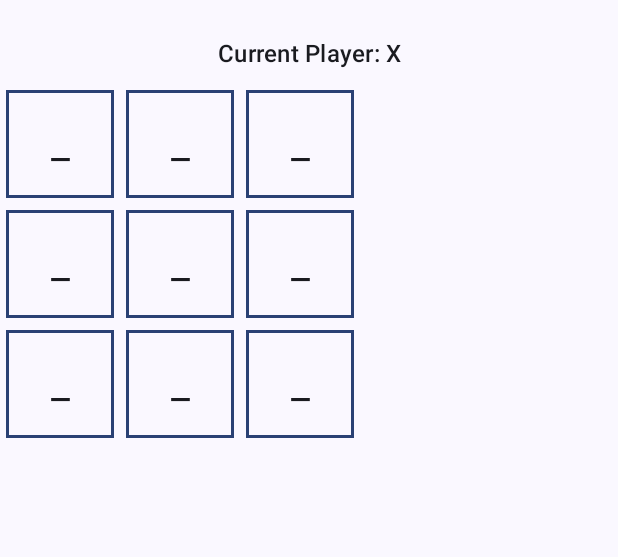
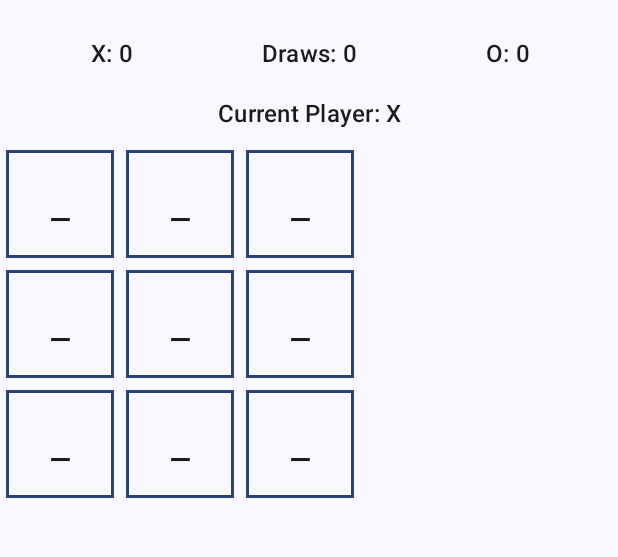
Before and after one commit to LavrovDmytro/LabWork-4-LessonTicTacToe, an Android app built with Jetpack Compose: the screen it shows after launch (MainActivity), after a tap on "3x3", on a phone screen of 412 x 824 dp, the part 78-635 px from its top. Run offline under Robolectric (Android 15) with nearby library versions, the phone set to English and light mode, and no system bars.

Commit message:
Added support for multiple rounds between players with score tracking

```diff
--- a/app/src/main/java/com/example/lessontictactoe/MainScreen.kt
+++ b/app/src/main/java/com/example/lessontictactoe/MainScreen.kt
@@ -22,10 +22,17 @@ import androidx.compose.ui.unit.dp
 import com.example.lessontictactoe.ui.theme.LessonTicTacToeTheme
 import androidx.compose.runtime.*
 
+data class GameScore(
+    var xWins: Int = 0,
+    var oWins: Int = 0,
+    var draws: Int = 0
+)
+
 @Composable
 fun MainScreen(modifier: Modifier = Modifier) {
     var selectedSize by remember { mutableStateOf(3) }
     var gameStarted by remember { mutableStateOf(false) }
+    var gameScore by remember { mutableStateOf(GameScore()) }
 
     Column(modifier = modifier) {
         Text(
@@ -68,18 +75,53 @@ fun MainScreen(modifier: Modifier = Modifier) {
                 }
             }
         } else {
-            GameBoard(dim = selectedSize)
+            GameBoard(
+                dim = selectedSize,
+                gameScore = gameScore,
+                onScoreUpdate = { newScore -> gameScore = newScore }
+            )
         }
     }
 }
 
 @Composable
-fun GameBoard(dim: Int) {
+fun GameBoard(
+    dim: Int,
+    gameScore: GameScore,
+    onScoreUpdate: (GameScore) -> Unit
+) {
     val field = remember { mutableStateListOf(*Array(dim * dim) { "_" }) }
     var currentPlayer by remember { mutableStateOf("X") }
     var gameState by remember { mutableStateOf("") }
 
     Column {
+        // Display scores
+        Row(
+            modifier = Modifier
+                .fillMaxWidth()
+                .padding(8.dp),
+            verticalAlignment = Alignment.CenterVertically
+        ) {
+            Text(
+                text = "X: ${gameScore.xWins}",
+                style = MaterialTheme.typography.titleMedium,
+                modifier = Modifier.weight(1f),
+                textAlign = TextAlign.Center
+            )
+            Text(
+                text = "Draws: ${gameScore.draws}",
+                style = MaterialTheme.typography.titleMedium,
+                modifier = Modifier.weight(1f),
+                textAlign = TextAlign.Center
+            )
+            Text(
+                text = "O: ${gameScore.oWins}",
+                style = MaterialTheme.typography.titleMedium,
+                modifier = Modifier.weight(1f),
+                textAlign = TextAlign.Center
+            )
+        }
+
         // Display current player
         Text(
             text = "Current Player: $currentPlayer",
@@ -118,8 +160,16 @@ fun GameBoard(dim: Int) {
                                     // Check for win
                                     if (checkWin(field, dim, currentPlayer)) {
                                         gameState = "$currentPlayer wins!"
+                                        val newScore = gameScore.copy()
+                                        when (currentPlayer) {
+                                            "X" -> newScore.xWins++
+                                            "0" -> newScore.oWins++
+                                        }
+                                        onScoreUpdate(newScore)
                                     } else if (!field.contains("_")) {
                                         gameState = "It's a draw!"
+                                        val newScore = gameScore.copy(draws = gameScore.draws + 1)
+                                        onScoreUpdate(newScore)
                                     } else {
                                         currentPlayer = if (currentPlayer == "X") "0" else "X"
                                     }
@@ -136,20 +186,40 @@ fun GameBoard(dim: Int) {
             }
         }
 
-        // Restart button
+        // Game controls
         if (gameState.isNotEmpty()) {
-            Button(
-                onClick = {
-                    field.clear()
-                    field.addAll(Array(dim * dim) { "_" })
-                    currentPlayer = "X"
-                    gameState = ""
-                },
+            Row(
                 modifier = Modifier
                     .fillMaxWidth()
                     .padding(16.dp)
             ) {
-                Text("Play Again")
+                Button(
+                    onClick = {
+                        field.clear()
+                        field.addAll(Array(dim * dim) { "_" })
+                        currentPlayer = "X"
+                        gameState = ""
+                    },
+                    modifier = Modifier
+                        .weight(1f)
+                        .padding(horizontal = 4.dp)
+                ) {
+                    Text("Next Round")
+                }
+                Button(
+                    onClick = {
+                        field.clear()
+                        field.addAll(Array(dim * dim) { "_" })
+                        currentPlayer = "X"
+                        gameState = ""
+                        onScoreUpdate(GameScore()) // Reset score
+                    },
+                    modifier = Modifier
+                        .weight(1f)
+                        .padding(horizontal = 4.dp)
+                ) {
+                    Text("New Game")
+                }
             }
         }
     }
```
